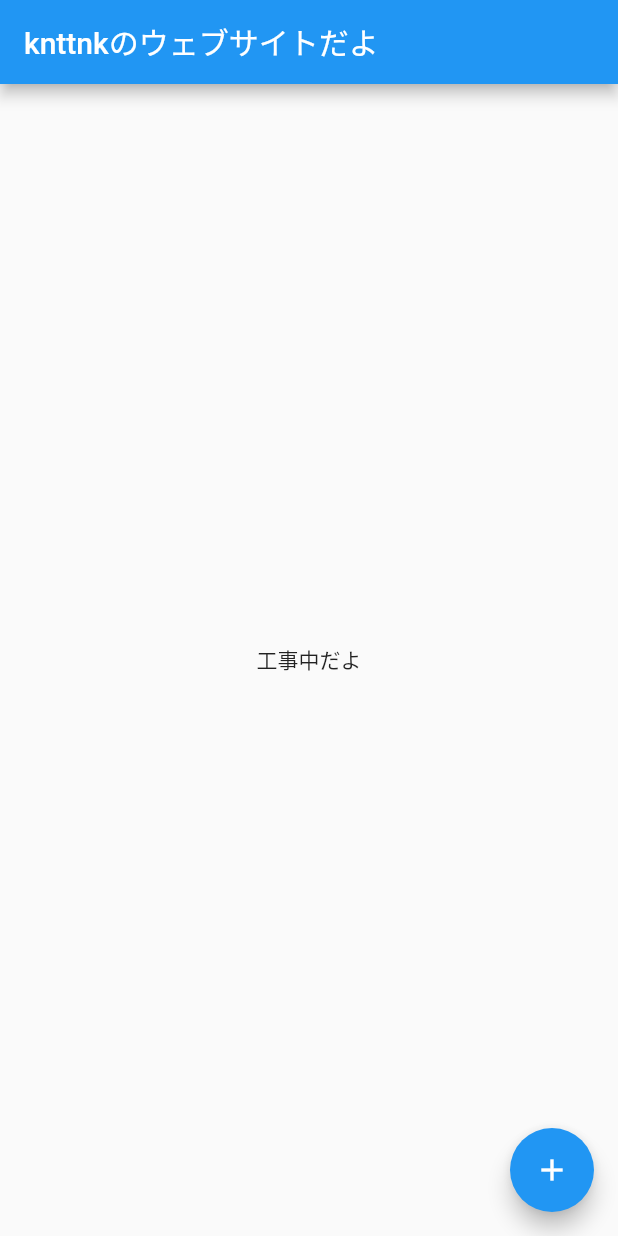
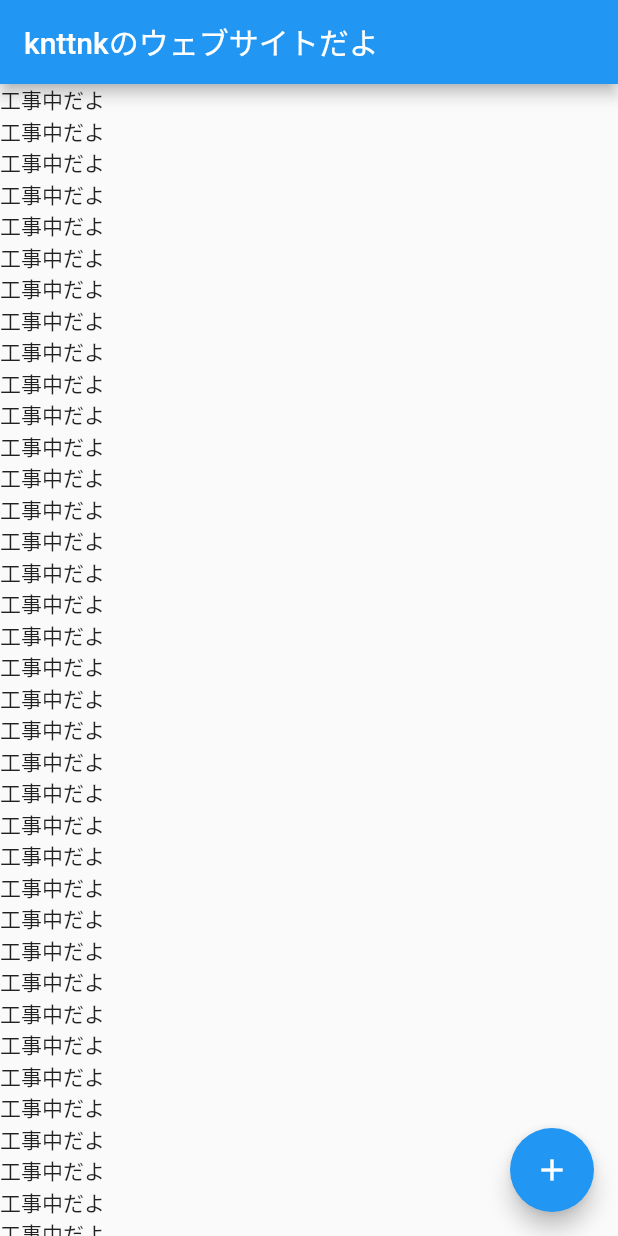
Before and after one commit to knttnk/mypage, a Flutter app: the screen it shows after launch, on a phone screen of 412 x 824 dp. Run offline on Flutter 3.47's test engine with Material 2 defaults, Android fonts, the phone set to English and light mode, and no system bars.

Commit message:
スクロールのテスト

```diff
--- a/lib/main.dart
+++ b/lib/main.dart
@@ -1,3 +1,13 @@
+/// https://knttnk.github.io/mypage/#/
+/// に公開しているページのソースコード
+///
+/// リポジトリは
+/// https://github.com/knttnk/mypage/
+///
+/// 参考
+/// https://zenn.dev/nekomimi_daimao/articles/26fd2e3b763191
+/// https://qiita.com/qiuyin/items/a80ae53827ffb746a56f
+
 import 'package:flutter/material.dart';
 
 void main() {
@@ -26,13 +36,8 @@ class MyHomePage extends StatelessWidget {
   Widget build(BuildContext context) {
     return Scaffold(
       appBar: AppBar(title: const Text("knttnkのウェブサイトだよ")),
-      body: Center(
-        child: Column(
-          mainAxisAlignment: MainAxisAlignment.center,
-          children: const <Widget>[
-            Text('工事中だよ'),
-          ],
-        ),
+      body: ListView(
+        children: <Widget>[for (int i = 0; i < 100; i++) const Text('工事中だよ')],
       ),
       floatingActionButton: FloatingActionButton(
         onPressed: () {},
```
